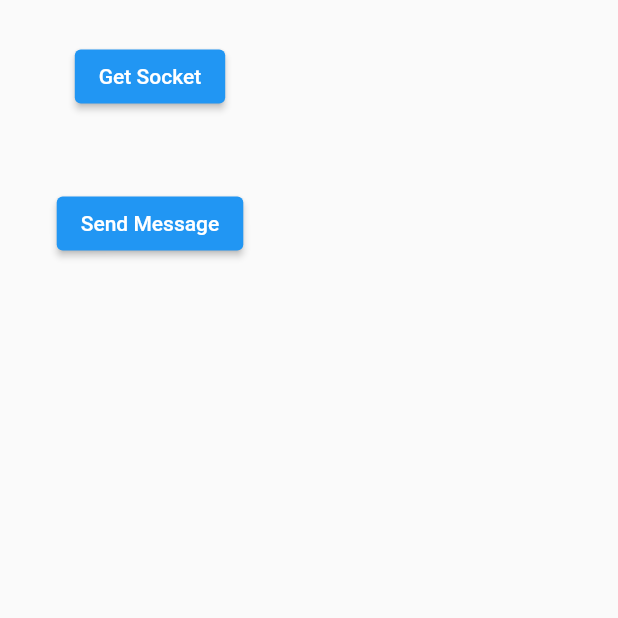
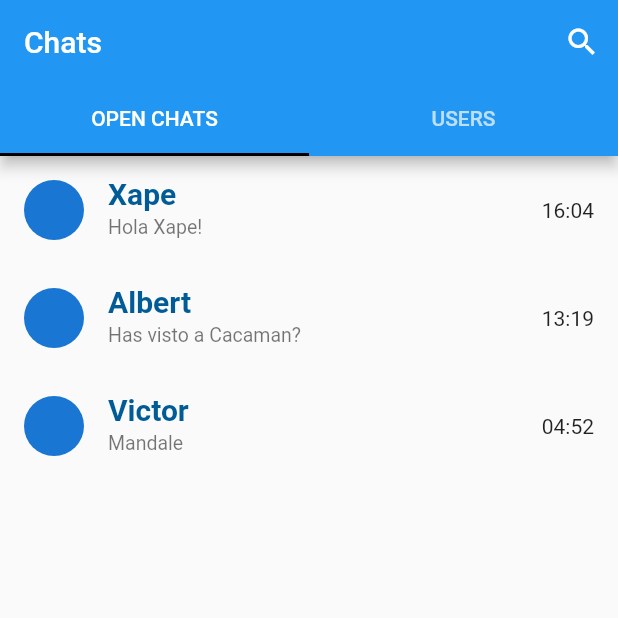
Before and after one commit to Looping-EA/frontend-looping-EA, a Flutter app: the screen it shows after launch, on a phone screen of 412 x 824 dp, the top half of it. Run offline on Flutter 3.47's test engine with Material 2 defaults, Android fonts, the phone set to English and light mode, and no system bars; our stand-ins replace flutter_form_builder, shared_preferences, socket_io_client; missing offline and left inert: dart:html, jwt_decode; network calls fail.

Commit message:
vista chats

```diff
--- a/lib/Models/chat.dart
+++ b/lib/Models/chat.dart
@@ -3,21 +3,30 @@ import '../Models/message.dart';
 
 class Chat {
   String name;
-  String description;
-  List<User> members = [];
+  //String icon;
+  bool isGroup;
+  String time;
+  String currentMessage;
+  //List<User> members = [];
   //List<Message> messages = [];
 
   Chat(
     this.name,
-    this.description,
-    this.members,
+    //this.icon,
+    this.isGroup,
+    this.time,
+    this.currentMessage,
   );
 
   factory Chat.fromJson(dynamic json) {
-    var memberObjsJson = json['members'] as List;
-    List<User> _members =
-        memberObjsJson.map((memberJson) => User.fromJson(memberJson)).toList();
+    //var memberObjsJson = json['members'] as List;
+    //List<User> _members =
+    //memberObjsJson.map((memberJson) => User.fromJson(memberJson)).toList();
     return Chat(
-        json['name'] as String, json['description'] as String, _members);
+      json['name'] as String,
+      json['isGroup'] as bool,
+      json['time'] as String,
+      json['currentMessage'] as String,
+    );
   }
 }
--- a/lib/Screens/Chat/allchats_screen.dart
+++ b/lib/Screens/Chat/allchats_screen.dart
@@ -1,3 +1,35 @@
-//import 'package:flutter/material.dart';
+import 'package:flutter/material.dart';
+import 'package:frontend_looping_ea/Screens/Chat/chats_screen.dart';
+import 'package:frontend_looping_ea/Screens/Chat/users_screen.dart';
 
-//class ChatScreen extends StatelessWidget {
+class AllChatsScreen extends StatefulWidget {
+  @override
+  State<StatefulWidget> createState() => _AllChatsState();
+}
+
+class _AllChatsState extends State<AllChatsScreen>
+    with SingleTickerProviderStateMixin {
+  late TabController _controller;
+  @override
+  void initState() {
+    super.initState();
+    _controller = TabController(length: 2, vsync: this, initialIndex: 0);
+  }
+
+  @override
+  Widget build(BuildContext context) {
+    return Scaffold(
+        appBar: AppBar(
+            backgroundColor: Colors.blue,
+            title: Text("Chats"),
+            actions: [IconButton(icon: Icon(Icons.search), onPressed: () {})],
+            bottom: TabBar(
+                controller: _controller,
+                indicatorColor: Colors.black,
+                tabs: [Tab(text: "OPEN CHATS"), Tab(text: "USERS")])),
+        body: TabBarView(
+          controller: _controller,
+          children: [ChatsScreen(), UsersScreen()],
+        ));
+  }
+}
--- /dev/null
+++ b/lib/Screens/Chat/chat_card.dart
@@ -0,0 +1,27 @@
+import "package:flutter/material.dart";
+import 'package:frontend_looping_ea/Models/chat.dart';
+import 'package:frontend_looping_ea/Screens/Chat/individual_chat_screen.dart';
+import 'package:frontend_looping_ea/styles.dart';
+
+class ChatCard extends StatelessWidget {
+  final Chat chat;
+  ChatCard({key, required this.chat}) : super(key: key);
+  @override
+  Widget build(BuildContext context) {
+    return InkWell(
+        onTap: () {
+          Navigator.push(
+              context,
+              MaterialPageRoute(
+                  builder: (context) => IndividualChat(chat: chat)));
+        },
+        child: Column(children: [
+          ListTile(
+              leading: CircleAvatar(radius: 20),
+              title: Text(chat.name, style: Styles.projectText),
+              subtitle:
+                  Text(chat.currentMessage, style: TextStyle(fontSize: 13)),
+              trailing: Text(chat.time))
+        ]));
+  }
+}
--- /dev/null
+++ b/lib/Screens/Chat/chats_screen.dart
@@ -0,0 +1,31 @@
+import 'package:frontend_looping_ea/Models/chat.dart';
+import 'package:frontend_looping_ea/Screens/Chat/chat_card.dart';
+import 'package:socket_io_client/socket_io_client.dart' as IO;
+
+import 'package:flutter/material.dart';
+
+class ChatsScreen extends StatefulWidget {
+  @override
+  State<StatefulWidget> createState() => _ChatsScreenState();
+}
+
+class _ChatsScreenState extends State<ChatsScreen> {
+  List<Chat> chats = [
+    Chat(
+      "Xape",
+      false,
+      "16:04",
+      "Hola Xape!",
+    ),
+    Chat("Albert", false, "13:19", "Has visto a Cacaman?"),
+    Chat("Victor", false, "04:52", "Mandale"),
+  ];
+  @override
+  Widget build(BuildContext context) {
+    return Scaffold(
+        body: ListView.builder(
+      itemBuilder: (context, index) => ChatCard(chat: chats[index]),
+      itemCount: chats.length,
+    ));
+  }
+}
--- a/lib/Screens/Chat/chat_screen.dart
+++ b/lib/Screens/Chat/users_screen.dart
@@ -2,7 +2,7 @@ import 'package:socket_io_client/socket_io_client.dart' as IO;
 
 import 'package:flutter/material.dart';
 
-class ChatScreen extends StatelessWidget {
+class UsersScreen extends StatelessWidget {
   final url = 'http://localhost:3000';
   final IO.Socket socket = IO.io('http://localhost:3000', <String, dynamic>{
     'transports': ['websocket'],
--- a/lib/main.dart
+++ b/lib/main.dart
@@ -3,8 +3,9 @@ import 'package:frontend_looping_ea/Screens/Homepage/home_screen.dart';
 import 'package:frontend_looping_ea/Screens/Profile/profile_screen.dart';
 import 'package:frontend_looping_ea/Screens/Project/project_screen.dart';
 import 'package:frontend_looping_ea/Screens/feed/feed_proyectos.dart';
+import 'Screens/Chat/allchats_screen.dart';
 import 'Screens/Splash/splash_screen.dart';
-import 'package:frontend_looping_ea/Screens/Chat/chat_screen.dart';
+import 'package:frontend_looping_ea/Screens/Chat/chats_screen.dart';
 
 void main() {
   runApp(MyApp());
@@ -16,7 +17,7 @@ class MyApp extends StatelessWidget {
   Widget build(BuildContext context) {
     return MaterialApp(
       debugShowCheckedModeBanner: false,
-      home: ChatScreen(),
+      home: AllChatsScreen(),
     );
   }
 }
```
Also changed, not shown: lib/Screens/Chat/individual_chat_screen.dart (added, +34 -0 lines).
